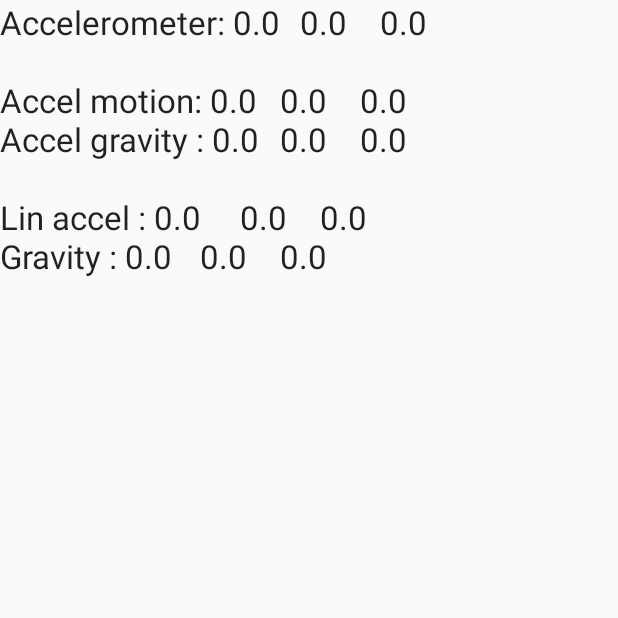
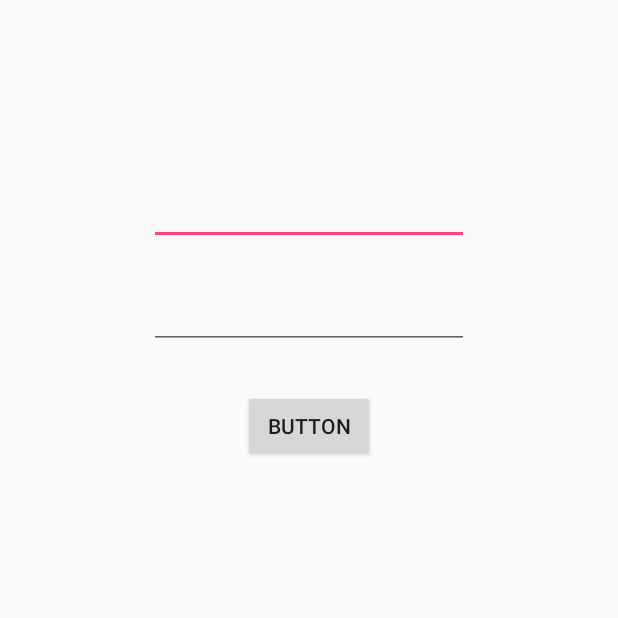
Before and after one commit to Orishkevich/AccelerometerApp, an Android app: the screen it shows after launch (Login), on a phone screen of 412 x 824 dp, the top half of it. Run offline under Robolectric (Android 15) with nearby library versions, the phone set to English and light mode, and no system bars.

Commit message:
создал tabActivity

```diff
--- a/app/build.gradle
+++ b/app/build.gradle
@@ -26,5 +26,7 @@ dependencies {
     })
     compile 'com.android.support:appcompat-v7:25.3.1'
     compile 'com.android.support.constraint:constraint-layout:1.0.1'
+    compile 'com.android.support:design:25.3.1'
+    compile 'com.android.support:support-v4:25.3.1'
     testCompile 'junit:junit:4.12'
 }
--- a/app/src/main/AndroidManifest.xml
+++ b/app/src/main/AndroidManifest.xml
@@ -16,6 +16,10 @@
                 <category android:name="android.intent.category.LAUNCHER" />
             </intent-filter>
         </activity>
+        <activity
+            android:name=".MainActivity"
+            android:label="@string/title_activity_main"
+            android:theme="@style/AppTheme.NoActionBar"></activity>
     </application>
 
 </manifest>
--- a/app/src/main/java/com/orishkevich/accelerometerapp/Login.java
+++ b/app/src/main/java/com/orishkevich/accelerometerapp/Login.java
@@ -5,34 +5,37 @@ import java.util.Timer;
 import java.util.TimerTask;
 
 import android.app.Activity;
+import android.content.Intent;
 import android.hardware.Sensor;
 import android.hardware.SensorEvent;
 import android.hardware.SensorEventListener;
 import android.hardware.SensorManager;
 import android.os.Bundle;
+import android.support.v4.app.FragmentManager;
+import android.view.View;
+import android.widget.Button;
+import android.widget.ImageButton;
 import android.widget.TextView;
 
 public class Login extends Activity {
 
-    TextView tvText;
-    SensorManager sensorManager;
-    Sensor sensorAccel;
-    Sensor sensorLinAccel;
-    Sensor sensorGravity;
 
-    StringBuilder sb = new StringBuilder();
-
-    Timer timer;
 
     @Override
     protected void onCreate(Bundle savedInstanceState) {
         super.onCreate(savedInstanceState);
         setContentView(R.layout.activity_login);
-        tvText = (TextView) findViewById(R.id.tvText);
-        sensorManager = (SensorManager) getSystemService(SENSOR_SERVICE);
-        sensorAccel = sensorManager.getDefaultSensor(Sensor.TYPE_ACCELEROMETER);
-        sensorLinAccel = sensorManager.getDefaultSensor(Sensor.TYPE_LINEAR_ACCELERATION);
-        sensorGravity = sensorManager.getDefaultSensor(Sensor.TYPE_GRAVITY);
+
+
+        Button button = (Button)findViewById(R.id.button);
+        button.setOnClickListener(new View.OnClickListener() {
+            public void onClick(View v) {
+
+                Intent intent1 = new Intent(Login.this, MainActivity.class);
+                               startActivity(intent1);
+
+            }
+        });
 
     }
 
@@ -40,84 +43,11 @@ public class Login extends Activity {
     protected void onResume() {
         super.onResume();
 
-        sensorManager.registerListener(listener, sensorAccel,SensorManager.SENSOR_DELAY_NORMAL);
-        sensorManager.registerListener(listener, sensorLinAccel,SensorManager.SENSOR_DELAY_NORMAL);
-        sensorManager.registerListener(listener, sensorGravity,SensorManager.SENSOR_DELAY_NORMAL);
 
-        timer = new Timer();
-        TimerTask task = new TimerTask() {
-            @Override
-            public void run() {
-                runOnUiThread(new Runnable() {
-                    @Override
-                    public void run() {
-                        showInfo();
-                    }
-                });
-            }
-        };
-        timer.schedule(task, 0, 400);
     }
 
-    @Override
-    protected void onPause() {
-        super.onPause();
-        sensorManager.unregisterListener(listener);
-        timer.cancel();
-    }
 
-    String format(float values[]) {
-        return String.format("%1$.1f\t\t%2$.1f\t\t%3$.1f", values[0], values[1],
-                values[2]);
-    }
 
-    void showInfo() {
-        sb.setLength(0);
-        sb.append("Accelerometer: " + format(valuesAccel))
-                .append("\n\nAccel motion: " + format(valuesAccelMotion))
-                .append("\nAccel gravity : " + format(valuesAccelGravity))
-                .append("\n\nLin accel : " + format(valuesLinAccel))
-                .append("\nGravity : " + format(valuesGravity));
-        tvText.setText(sb);
-    }
 
-    float[] valuesAccel = new float[3];
-    float[] valuesAccelMotion = new float[3];
-    float[] valuesAccelGravity = new float[3];
-    float[] valuesLinAccel = new float[3];
-    float[] valuesGravity = new float[3];
-
-    SensorEventListener listener = new SensorEventListener() {
-
-        @Override
-        public void onAccuracyChanged(Sensor sensor, int accuracy) {
-        }
-
-        @Override
-        public void onSensorChanged(SensorEvent event) {
-            switch (event.sensor.getType()) {
-                case Sensor.TYPE_ACCELEROMETER:
-                    for (int i = 0; i < 3; i++) {
-                        valuesAccel[i] = event.values[i];
-                        valuesAccelGravity[i] = (float) (0.1 * event.values[i] + 0.9 * valuesAccelGravity[i]);
-                        valuesAccelMotion[i] = event.values[i]
-                                - valuesAccelGravity[i];
-                    }
-                    break;
-                case Sensor.TYPE_LINEAR_ACCELERATION:
-                    for (int i = 0; i < 3; i++) {
-                        valuesLinAccel[i] = event.values[i];
-                    }
-                    break;
-                case Sensor.TYPE_GRAVITY:
-                    for (int i = 0; i < 3; i++) {
-                        valuesGravity[i] = event.values[i];
-                    }
-                    break;
-            }
-
-        }
-
-    };
 
 }
--- a/app/src/main/res/layout/activity_login.xml
+++ b/app/src/main/res/layout/activity_login.xml
@@ -4,10 +4,36 @@
     xmlns:tools="http://schemas.android.com/tools"
     android:layout_width="match_parent"
     android:layout_height="match_parent">
-    <TextView
-        android:id="@+id/tvText"
+
+
+    <Button
+        android:id="@+id/button"
         android:layout_width="wrap_content"
         android:layout_height="wrap_content"
-        android:textAppearance="?android:attr/textAppearanceLarge">
-    </TextView>
+        android:text="Button"
+        android:layout_below="@+id/editPass"
+        android:layout_centerHorizontal="true"
+        android:layout_marginTop="27dp" />
+
+    <EditText
+        android:id="@+id/editEmail"
+        android:layout_width="wrap_content"
+        android:layout_height="wrap_content"
+        android:layout_alignParentTop="true"
+        android:layout_centerHorizontal="true"
+        android:layout_marginTop="118dp"
+        android:ems="10"
+        android:inputType="textEmailAddress" />
+
+    <EditText
+        android:id="@+id/editPass"
+        android:layout_width="wrap_content"
+        android:layout_height="wrap_content"
+        android:layout_below="@+id/editEmail"
+        android:layout_centerHorizontal="true"
+        android:layout_marginTop="24dp"
+        android:ems="10"
+        android:inputType="textPassword" />
+
+
 </RelativeLayout>
--- /dev/null
+++ b/app/src/main/res/values-w820dp/dimens.xml
@@ -0,0 +1,6 @@
+<resources>
+    <!-- Example customization of dimensions originally defined in res/values/dimens.xml
+         (such as screen margins) for screens with more than 820dp of available width. This
+         would include 7" and 10" devices in landscape (~960dp and ~1280dp respectively). -->
+    <dimen name="activity_horizontal_margin">64dp</dimen>
+</resources>
--- a/app/src/main/res/values/strings.xml
+++ b/app/src/main/res/values/strings.xml
@@ -1,3 +1,9 @@
 <resources>
     <string name="app_name">AccelerometerApp</string>
+    <string name="title_activity_main">MainActivity</string>
+    <string name="action_settings">Settings</string>
+    <string name="section_format">Hello World from section: %1$d</string>
+
+    <!-- TODO: Remove or change this placeholder text -->
+    <string name="hello_blank_fragment">Hello blank fragment</string>
 </resources>
--- a/app/src/main/res/values/styles.xml
+++ b/app/src/main/res/values/styles.xml
@@ -8,4 +8,13 @@
         <item name="colorAccent">@color/colorAccent</item>
     </style>
 
+    <style name="AppTheme.NoActionBar">
+        <item name="windowActionBar">false</item>
+        <item name="windowNoTitle">true</item>
+    </style>
+
+    <style name="AppTheme.AppBarOverlay" parent="ThemeOverlay.AppCompat.Dark.ActionBar" />
+
+    <style name="AppTheme.PopupOverlay" parent="ThemeOverlay.AppCompat.Light" />
+
 </resources>
```
Also changed, not shown: app/src/main/java/com/orishkevich/accelerometerapp/AccelerometerFragment.java (added, +161 -0 lines), app/src/main/java/com/orishkevich/accelerometerapp/GraphViewFragment.java (added, +27 -0 lines), app/src/main/java/com/orishkevich/accelerometerapp/MainActivity.java (added, +116 -0 lines), app/src/main/res/layout/activity_main.xml (added, +44 -0 lines), app/src/main/res/layout/fragment_accelerometer.xml (added, +16 -0 lines), app/src/main/res/layout/fragment_graph_view.xml (added, +13 -0 lines), app/src/main/res/menu/menu_main.xml (added, +10 -0 lines), app/src/main/res/values/dimens.xml (added, +7 -0 lines).
